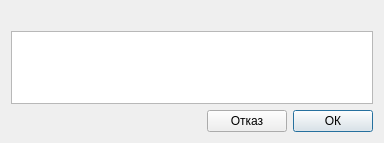
Above: src/View/Widgets/InputDialog.ui from thefinalcutbg/DinoDent before the change. Below: the same form after it.
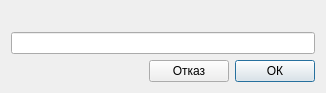
That is the form after the change. Custom widgets are drawn as their Qt base class.

```diff
--- a/src/View/Widgets/InputDialog.ui
+++ b/src/View/Widgets/InputDialog.ui
@@ -6,8 +6,8 @@
    <rect>
     <x>0</x>
     <y>0</y>
-    <width>384</width>
-    <height>143</height>
+    <width>326</width>
+    <height>93</height>
    </rect>
   </property>
   <property name="windowTitle">
@@ -25,38 +25,7 @@
     </widget>
    </item>
    <item>
-    <widget class="TextEdit" name="textEdit">
-     <property name="sizePolicy">
-      <sizepolicy hsizetype="Preferred" vsizetype="Expanding">
-       <horstretch>0</horstretch>
-       <verstretch>0</verstretch>
-      </sizepolicy>
-     </property>
-     <property name="minimumSize">
-      <size>
-       <width>0</width>
-       <height>0</height>
-      </size>
-     </property>
-     <property name="maximumSize">
-      <size>
-       <width>16777215</width>
-       <height>16777215</height>
-      </size>
-     </property>
-     <property name="acceptDrops">
-      <bool>false</bool>
-     </property>
-     <property name="verticalScrollBarPolicy">
-      <enum>Qt::ScrollBarAlwaysOff</enum>
-     </property>
-     <property name="horizontalScrollBarPolicy">
-      <enum>Qt::ScrollBarAlwaysOff</enum>
-     </property>
-     <property name="acceptRichText">
-      <bool>false</bool>
-     </property>
-    </widget>
+    <widget class="LineEdit" name="lineEdit"/>
    </item>
    <item>
     <layout class="QHBoxLayout" name="horizontalLayout">
@@ -103,9 +72,9 @@
  <layoutdefault spacing="6" margin="11"/>
  <customwidgets>
   <customwidget>
-   <class>TextEdit</class>
-   <extends>QTextEdit</extends>
-   <header>View/uiComponents/TextEdit.h</header>
+   <class>LineEdit</class>
+   <extends>QLineEdit</extends>
+   <header>View/uiComponents/LineEdit.h</header>
   </customwidget>
  </customwidgets>
  <resources/>
```
